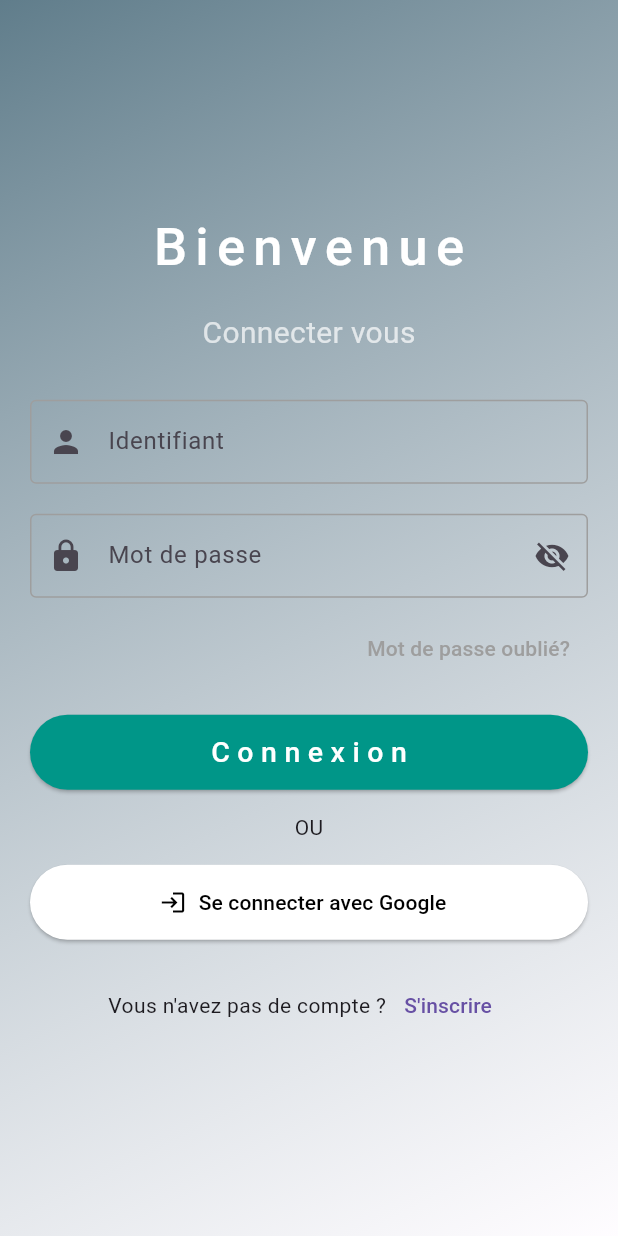
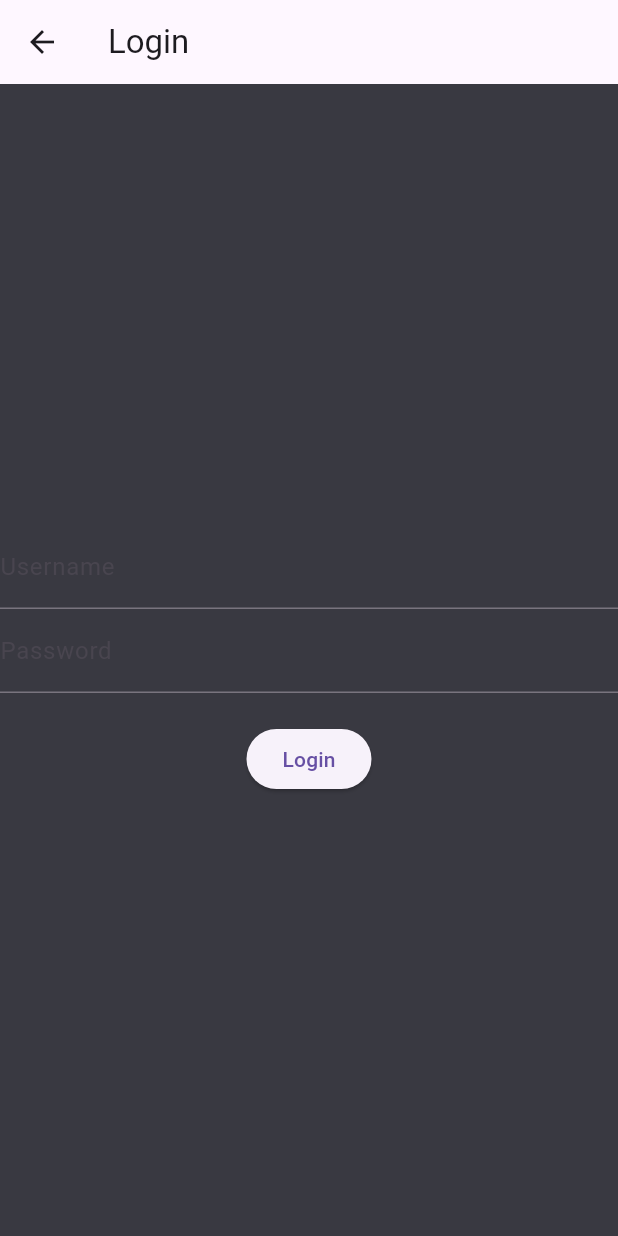
Before and after one commit to sassank/FlutterCoachApp, a Flutter app: the screen it shows after launch, after a tap on "Commencez", on a phone screen of 412 x 824 dp. Run offline on Flutter 3.47's test engine with Material 3 defaults, Android fonts, the light colour scheme and no system bars.

Commit message:
separate welcome screen from main file

```diff
--- a/lib/login_screen.dart
+++ b/lib/login_screen.dart
@@ -85,7 +85,7 @@ class LoginPage extends StatelessWidget {
                       onPressed: () {},
                       child: const Text(
                         'Mot de passe oublié?',
-                        style: TextStyle(color: Colors.grey),
+                        style: TextStyle(color: Colors.white),
                       ),
                     ),
                   ),
--- /dev/null
+++ b/lib/login_test.dart
@@ -0,0 +1,110 @@
+import 'package:flutter/material.dart';
+import 'package:http/http.dart' as http;
+import 'dart:convert';
+
+class LoginTest extends StatefulWidget {
+  const LoginTest({super.key});
+
+  @override
+  LoginTestState createState() => LoginTestState();
+}
+
+class LoginTestState extends State<LoginTest> {
+  final _formKey = GlobalKey<FormState>();
+  String _username = '';
+  String _password = '';
+  bool _isLoading = false;
+
+  Future<void> _login() async {
+    setState(() {
+      _isLoading = true;
+    });
+
+    final response = await http.post(
+      Uri.parse('http://localhost:8080/login'), // Replace with your backend URL
+      headers: <String, String>{
+        'Content-Type': 'application/json; charset=UTF-8',
+      },
+      body: jsonEncode(<String, String>{
+        'username': _username,
+        'password': _password,
+      }),
+    );
+
+    setState(() {
+      _isLoading = false;
+    });
+
+    if (response.statusCode == 200) {
+      // Handle successful login (e.g., navigate to home screen)
+      print('Login successful!');
+    } else {
+      // Handle login failure (e.g., show error message)
+      print('Login failed: ${response.statusCode}');
+      ScaffoldMessenger.of(context).showSnackBar(
+        const SnackBar(
+          content: Text('Login failed!'),
+          backgroundColor: Colors.red,
+        ),
+      );
+    }
+  }
+
+  @override
+  Widget build(BuildContext context) {
+    return Scaffold(
+      appBar: AppBar(
+        title: const Text('Login'),
+      ),
+      body: Center(
+        child: Form(
+          key: _formKey,
+          child: Column(
+            mainAxisAlignment: MainAxisAlignment.center,
+            children: [
+              TextFormField(
+                decoration: const InputDecoration(
+                  labelText: 'Username',
+                ),
+                validator: (value) {
+                  if (value!.isEmpty) {
+                    return 'Please enter your username.';
+                  }
+                  return null;
+                },
+                onSaved: (value) {
+                  _username = value!;
+                },
+              ),
+              TextFormField(
+                decoration: const InputDecoration(
+                  labelText: 'Password',
+                ),
+                obscureText: true,
+                validator: (value) {
+                  if (value!.isEmpty) {
+                    return 'Please enter your password.';
+                  }
+                  return null;
+                },
+                onSaved: (value) {
+                  _password = value!;
+                },
+              ),
+              const SizedBox(height: 20),
+              ElevatedButton(
+                onPressed: _isLoading ? null : () {
+                  if (_formKey.currentState!.validate()) {
+                    _formKey.currentState!.save();
+                    _login();
+                  }
+                },
+                child: Text(_isLoading ? 'Loading...' : 'Login'),
+              ),
+            ],
+          ),
+        ),
+      ),
+    );
+  }
+}
--- a/lib/main.dart
+++ b/lib/main.dart
@@ -1,10 +1,9 @@
 import 'package:flutter/material.dart';
-import 'constants.dart';
-import 'login_screen.dart'; // Import login screen
+import 'constants.dart'; // Make sure this import exists and contains necessary constants
+import 'welcome_screen.dart'; // Importing the WelcomeScreen from the new file
 
 void main() => runApp(const MyApp());
 
-// This widget is the root of your application
 class MyApp extends StatelessWidget {
   const MyApp({super.key});
 
@@ -16,123 +15,7 @@ class MyApp extends StatelessWidget {
         primaryColor: kPrimaryColor,
         scaffoldBackgroundColor: kBackgroundColor,
       ),
-      home: const WelcomeScreen(),
+      home: const WelcomeScreen(), // Reference to the separated WelcomeScreen
     );
   }
 }
-
-// Welcome screen
-class WelcomeScreen extends StatelessWidget {
-  const WelcomeScreen({super.key});
-
-  @override
-  Widget build(BuildContext context) {
-    return Scaffold(
-      body: Column(
-        children: <Widget>[
-          Expanded(
-            flex: 3,
-            child: Container(
-              decoration: const BoxDecoration(
-                gradient: LinearGradient(
-                  begin: Alignment.topRight,
-                  end: Alignment.bottomLeft,
-                  colors: [
-                    Colors.white12,
-                    Colors.black,
-                  ],
-                ),
-                image: DecorationImage(
-                  image: AssetImage('assets/gym.jpg'),
-                  fit: BoxFit.fitHeight,
-                  opacity: 0.2,
-                ),
-              ),
-              child: Center(
-                child: Column(
-                  mainAxisAlignment: MainAxisAlignment.center,
-                  children: <Widget>[
-                    RichText(
-                      text: const TextSpan(
-                        children: [
-                          TextSpan(
-                            text: "Go Coach",
-                            style: TextStyle(
-                              fontSize: 60,
-                              color: kPrimaryColor,
-                              fontWeight: FontWeight.w500,
-                              letterSpacing: 3.0,
-                              shadows: [
-                                Shadow(
-                                  offset: Offset(2.0, 2.0),
-                                  blurRadius: 55.0,
-                                ),
-                              ],
-                            ),
-                          ),
-                        ],
-                      ),
-                    ),
-                    const SizedBox(height: 20), // Reduced spacing above divider
-                    const Divider(
-                      height: 30,
-                      thickness: 0.5,
-                      indent: 90,
-                      endIndent: 90,
-                      color: Colors.white70,
-                    ),
-                    const Text(
-                      "Ce qui importe, c'est le progrès, \n non la perfection.",
-                      style: TextStyle(
-                        fontSize: 18,
-                        height: 1.6,
-                        color: Colors.white70,
-                        letterSpacing: 0.5,
-                      ),
-                      textAlign: TextAlign.center, // Center align text
-                    ),
-                    const SizedBox (height: 80), // Reduced spacing between text and button
-                    TextButton(
-                      style: TextButton.styleFrom(
-                        backgroundColor: kPrimaryColor,
-                        padding: const EdgeInsets.symmetric(horizontal: 60.0, vertical: 9.0), // Adjust the horizontal padding
-                      ),
-                      onPressed: () {
-                        // Navigate to login screen
-                        var push = Navigator.push(
-                          context,
-                          MaterialPageRoute(builder: (context) => const LoginScreen()),
-                        );
-                        print('Connexion button pressed!');
-                      },
-                      child: const Row(
-                        mainAxisSize: MainAxisSize.min, // Use MainAxisSize.min to fit the content
-                        children: [
-                          Text(
-                            'Commencez',
-                            style: TextStyle(
-                              fontSize: 22,
-                              color: Colors.white,
-                              fontWeight: FontWeight.normal,
-                              letterSpacing: 3.0,
-                            ),
-                            textAlign: TextAlign.center,
-                          ),
-                          SizedBox(width: 10),  // Added space between text and icon
-                          Icon(
-                            Icons.arrow_forward,
-                            color: Colors.white,
-                          ),
-                        ],
-                      ),
-                    ),
-                  ],
-                ),
-              ),
-            ),
-          ),
-        ],
-      ),
-    );
-  }
-}
--- /dev/null
+++ b/lib/welcome_screen.dart
@@ -0,0 +1,116 @@
+import 'package:flutter/material.dart';
+import 'package:go_coach/login_test.dart'; // Update this import if needed
+import 'constants.dart'; // Ensure this file contains necessary constants like kPrimaryColor
+
+class WelcomeScreen extends StatelessWidget {
+  const WelcomeScreen({super.key});
+
+  @override
+  Widget build(BuildContext context) {
+    return Scaffold(
+      body: Column(
+        children: <Widget>[
+          Expanded(
+            flex: 3,
+            child: Container(
+              decoration: const BoxDecoration(
+                gradient: LinearGradient(
+                  begin: Alignment.topRight,
+                  end: Alignment.bottomLeft,
+                  colors: [
+                    Colors.white12,
+                    Colors.black,
+                  ],
+                ),
+                image: DecorationImage(
+                  image: AssetImage('assets/gym.jpg'),
+                  fit: BoxFit.fitHeight,
+                  opacity: 0.2,
+                ),
+              ),
+              child: Center(
+                child: Column(
+                  mainAxisAlignment: MainAxisAlignment.center,
+                  children: <Widget>[
+                    RichText(
+                      text: const TextSpan(
+                        children: [
+                          TextSpan(
+                            text: "Go Coach",
+                            style: TextStyle(
+                              fontSize: 60,
+                              color: kPrimaryColor,
+                              fontWeight: FontWeight.w500,
+                              letterSpacing: 3.0,
+                              shadows: [
+                                Shadow(
+                                  offset: Offset(2.0, 2.0),
+                                  blurRadius: 55.0,
+                                ),
+                              ],
+                            ),
+                          ),
+                        ],
+                      ),
+                    ),
+                    const SizedBox(height: 20),
+                    const Divider(
+                      height: 30,
+                      thickness: 0.5,
+                      indent: 90,
+                      endIndent: 90,
+                      color: Colors.white70,
+                    ),
+                    const Text(
+                      "Ce qui importe, c'est le progrès, \n non la perfection.",
+                      style: TextStyle(
+                        fontSize: 18,
+                        height: 1.6,
+                        color: Colors.white70,
+                        letterSpacing: 0.5,
+                      ),
+                      textAlign: TextAlign.center,
+                    ),
+                    const SizedBox(height: 80),
+                    TextButton(
+                      style: TextButton.styleFrom(
+                        backgroundColor: kPrimaryColor,
+                        padding: const EdgeInsets.symmetric(horizontal: 60.0, vertical: 9.0),
+                      ),
+                      onPressed: () {
+                        Navigator.push(
+                          context,
+                          MaterialPageRoute(builder: (context) => const LoginTest()),
+                        );
+                        print('button pressed!');
+                      },
+                      child: const Row(
+                        mainAxisSize: MainAxisSize.min,
+                        children: [
+                          Text(
+                            'Commencez',
+                            style: TextStyle(
+                              fontSize: 22,
+                              color: Colors.white,
+                              fontWeight: FontWeight.normal,
+                              letterSpacing: 3.0,
+                            ),
+                          ),
+                          SizedBox(width: 10),
+                          Icon(
+                            Icons.arrow_forward,
+                            color: Colors.white,
+                          ),
+                        ],
+                      ),
+                    ),
+                  ],
+                ),
+              ),
+            ),
+          ),
+        ],
+      ),
+    );
+  }
+}
--- a/pubspec.yaml
+++ b/pubspec.yaml
@@ -12,6 +12,7 @@ environment:
 dependencies:
   flutter:
     sdk: flutter
+
   http: ^0.13.3
 
   cupertino_icons: ^1.0.6
```
